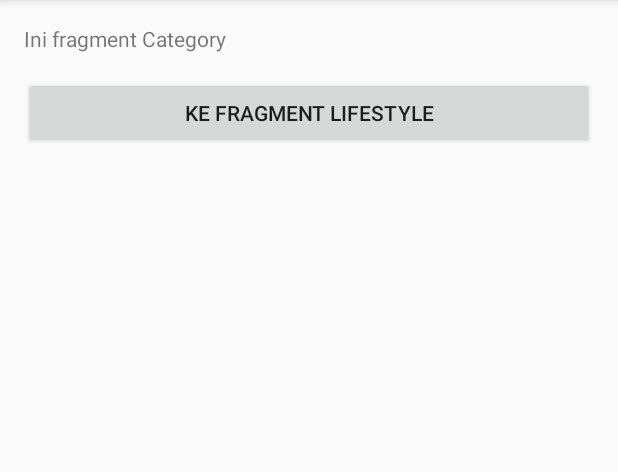
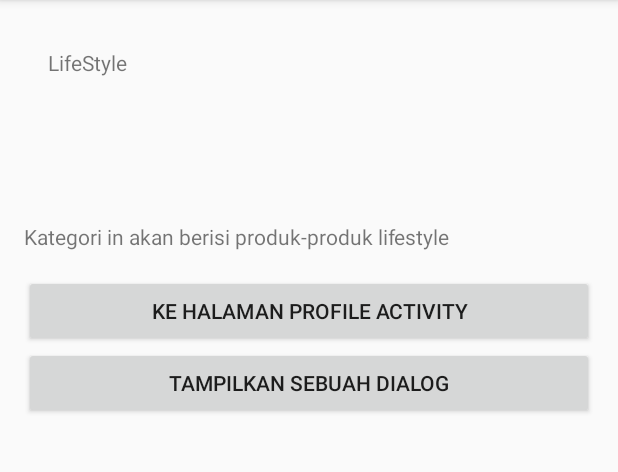
Before and after one commit to arifsetwn/MADEDicoding, an Android app: the fragment CategoryFragment placed in its activity, after a tap on "KE FRAGMENT LIFESTYLE", on a phone screen of 412 x 824 dp, the part 84-556 px from its top. Run offline under Robolectric (Android 15) with nearby library versions, the phone set to English and light mode, and no system bars.

Commit message:
category fragment

```diff
--- a/app/src/main/java/com/genius/myflexiblefragment/CategoryFragment.java
+++ b/app/src/main/java/com/genius/myflexiblefragment/CategoryFragment.java
@@ -6,6 +6,8 @@ import android.os.Bundle;
 import androidx.annotation.NonNull;
 import androidx.annotation.Nullable;
 import androidx.fragment.app.Fragment;
+import androidx.fragment.app.FragmentManager;
+import androidx.fragment.app.FragmentTransaction;
 
 import android.view.LayoutInflater;
 import android.view.View;
@@ -42,6 +44,22 @@ public class CategoryFragment extends Fragment implements View.OnClickListener {
     @Override
     public void onClick(View v) {
     if (v.getId() == R.id.btn_detail_category){
+        DetailCategoryFragment mDetailCategoryFragment = new DetailCategoryFragment();
+        Bundle mBundle = new Bundle();
+
+        mBundle.putString(DetailCategoryFragment.EXTRA_NAME,"LifeStyle");
+        String description = "Kategori in akan berisi produk-produk lifestyle";
+        mDetailCategoryFragment.setArguments(mBundle);
+        mDetailCategoryFragment.setDescription(description);
+
+        FragmentManager mFragmentManager = getFragmentManager();
+        if (mFragmentManager != null){
+            FragmentTransaction mFragementTransaction = mFragmentManager.beginTransaction();
+            mFragementTransaction.replace(R.id.frame_container, mDetailCategoryFragment, DetailCategoryFragment.class.getSimpleName());
+            mFragementTransaction.addToBackStack(null);
+            mFragementTransaction.commit();
+        }
+
 
     }
     }
--- /dev/null
+++ b/app/src/main/java/com/genius/myflexiblefragment/DetailCategoryFragment.java
@@ -0,0 +1,79 @@
+package com.genius.myflexiblefragment;
+
+
+import android.os.Bundle;
+
+import androidx.annotation.NonNull;
+import androidx.annotation.Nullable;
+import androidx.fragment.app.Fragment;
+
+import android.view.LayoutInflater;
+import android.view.View;
+import android.view.ViewGroup;
+import android.widget.Button;
+import android.widget.TextView;
+
+
+/**
+ * A simple {@link Fragment} subclass.
+ */
+public class DetailCategoryFragment extends Fragment implements View.OnClickListener{
+    TextView tvCategoryName;
+    TextView tvCategoryDescription;
+    Button btnProfile;
+    Button btnShowDialog;
+
+    public static String EXTRA_NAME = "extra_name";
+    public static String EXTRA_DESCRIPTION = "extra_description";
+    private String description;
+
+    public String getDescription(){
+        return description;
+    }
+
+    public void setDescription(String description){
+        this.description = description;
+    }
+
+    public DetailCategoryFragment() {
+        // Required empty public constructor
+    }
+
+
+    @Override
+    public View onCreateView(LayoutInflater inflater, ViewGroup container,
+                             Bundle savedInstanceState) {
+        // Inflate the layout for this fragment
+        return inflater.inflate(R.layout.fragment_detail_category, container, false);
+    }
+
+    @Override
+    public void onViewCreated(@NonNull View view, @Nullable Bundle savedInstanceState) {
+        super.onViewCreated(view, savedInstanceState);
+        tvCategoryName = view.findViewById(R.id.tv_category_name);
+        tvCategoryDescription = view.findViewById(R.id.tv_category_description);
+        btnProfile = view.findViewById(R.id.btn_profile);
+        btnProfile.setOnClickListener(this);
+        btnShowDialog = view.findViewById(R.id.btn_show_dialog);
+        btnShowDialog.setOnClickListener(this);
+    }
+
+    @Override
+    public void onActivityCreated(@Nullable Bundle savedInstanceState) {
+        super.onActivityCreated(savedInstanceState);
+        String categoryName = getArguments().getString(EXTRA_NAME);
+        tvCategoryName.setText(categoryName);
+        tvCategoryDescription.setText(getDescription());
+    }
+
+    @Override
+    public void onClick(View v) {
+        switch (v.getId()){
+            case R.id.btn_profile:
+                break;
+            case R.id.btn_show_dialog:
+                break;
+        }
+
+    }
+}
--- /dev/null
+++ b/app/src/main/res/layout/fragment_detail_category.xml
@@ -0,0 +1,37 @@
+<?xml version="1.0" encoding="utf-8"?>
+<LinearLayout xmlns:android="http://schemas.android.com/apk/res/android"
+    xmlns:tools="http://schemas.android.com/tools"
+    android:layout_width="match_parent"
+    android:layout_height="match_parent"
+    android:orientation="vertical"
+    android:padding="@dimen/activity_horizontal_margin"
+    tools:context=".DetailCategoryFragment">
+
+    <!-- TODO: Update blank fragment layout -->
+    <TextView
+        android:id="@+id/tv_category_name"
+        android:layout_width="match_parent"
+        android:layout_height="132dp"
+        android:padding="@dimen/activity_horizontal_margin"
+        android:text="@string/category_name" />
+
+    <TextView
+        android:id="@+id/tv_category_description"
+        android:layout_width="match_parent"
+        android:layout_height="wrap_content"
+        android:layout_marginBottom="@dimen/activity_horizontal_margin"
+        android:text="@string/category_description"/>
+
+    <Button
+        android:id="@+id/btn_profile"
+        android:layout_width="match_parent"
+        android:layout_height="wrap_content"
+        android:text="@string/to_profile"
+        />
+
+    <Button
+        android:id="@+id/btn_show_dialog"
+        android:layout_width="match_parent"
+        android:layout_height="wrap_content"
+        android:text="@string/show_dialog"/>
+</LinearLayout>
```
